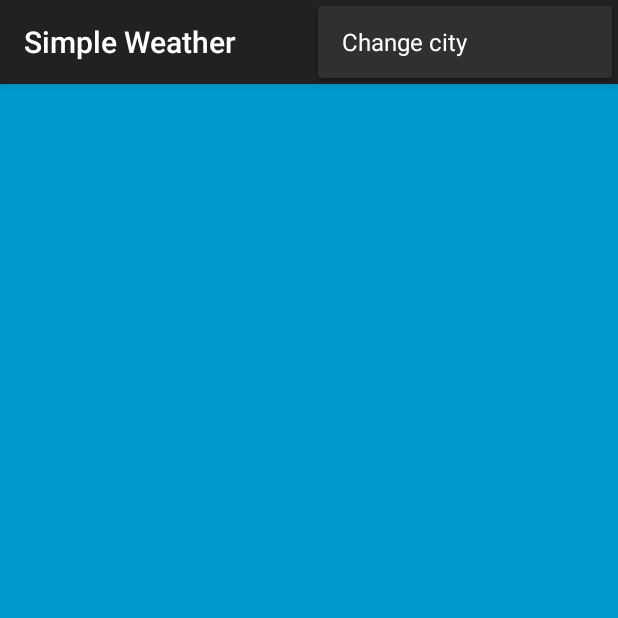
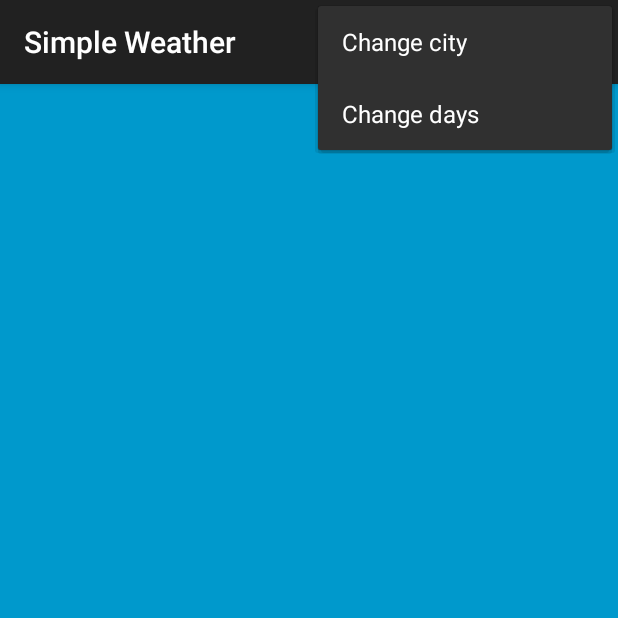
Before and after one commit to bomeekim/weather, an Android app: the screen it shows after launch (WeatherActivity), with the options menu open, on a phone screen of 412 x 824 dp, the top half of it. Run offline under Robolectric (Android 15) with nearby library versions, the phone set to English and light mode, and no system bars.

Commit message:
Weather Android Tutorial

```diff
--- a/app/src/main/java/ah/hathi/simpleweather/RemoteFetch.java
+++ b/app/src/main/java/ah/hathi/simpleweather/RemoteFetch.java
@@ -14,6 +14,10 @@ public class RemoteFetch {
 
 	private static final String OPEN_WEATHER_MAP_API =
 			"http://api.openweathermap.org/data/2.5/weather?q=%s&units=metric";
+
+	private static final String OPEN_DAYS_WEATHER_MAP_API =
+			"http://api.openweathermap.org/data/2.5/weather?q=%s&units=metric";
+			//"http://api.openweathermap.org/data/2.5/forecast/daily?q=London&mode=xml&units=metric&cnt=7";
 
 	public static JSONObject getJSON(Context context, String city){
 		try {
--- a/app/src/main/res/menu/weather.xml
+++ b/app/src/main/res/menu/weather.xml
@@ -9,4 +9,9 @@
         android:title="@string/change_city"
         app:showAsAction="never"/>
 
+    <item
+        android:id="@+id/change_days"
+        android:orderInCategory="1"
+        android:title="@string/change_days"
+        app:showAsAction="never"/>
 </menu>
--- a/app/src/main/res/values/strings.xml
+++ b/app/src/main/res/values/strings.xml
@@ -3,9 +3,10 @@
 
     <string name="app_name">Simple Weather</string>
     <string name="change_city">Change city</string>
+    <string name="change_days">Change days</string>
 
     <!-- Put your own APP ID here -->
-    <string name="open_weather_maps_app_id">aa8679d48001497623d285acc2e8c3fc</string>
+    <string name="open_weather_maps_app_id">92636d01a6d301b4fb8ccf39ad00500b</string>
 
     <string name="weather_sunny">&#xf00d;</string>
     <string name="weather_clear_night">&#xf02e;</string>
```
Also changed, not shown: app/src/main/java/ah/hathi/simpleweather/DaysPreference.java (added, +22 -0 lines), app/src/main/java/ah/hathi/simpleweather/WeatherActivity.java (+35 -3 lines), app/src/main/java/ah/hathi/simpleweather/WeatherFragment.java (+42 -30 lines), 2 other files.
